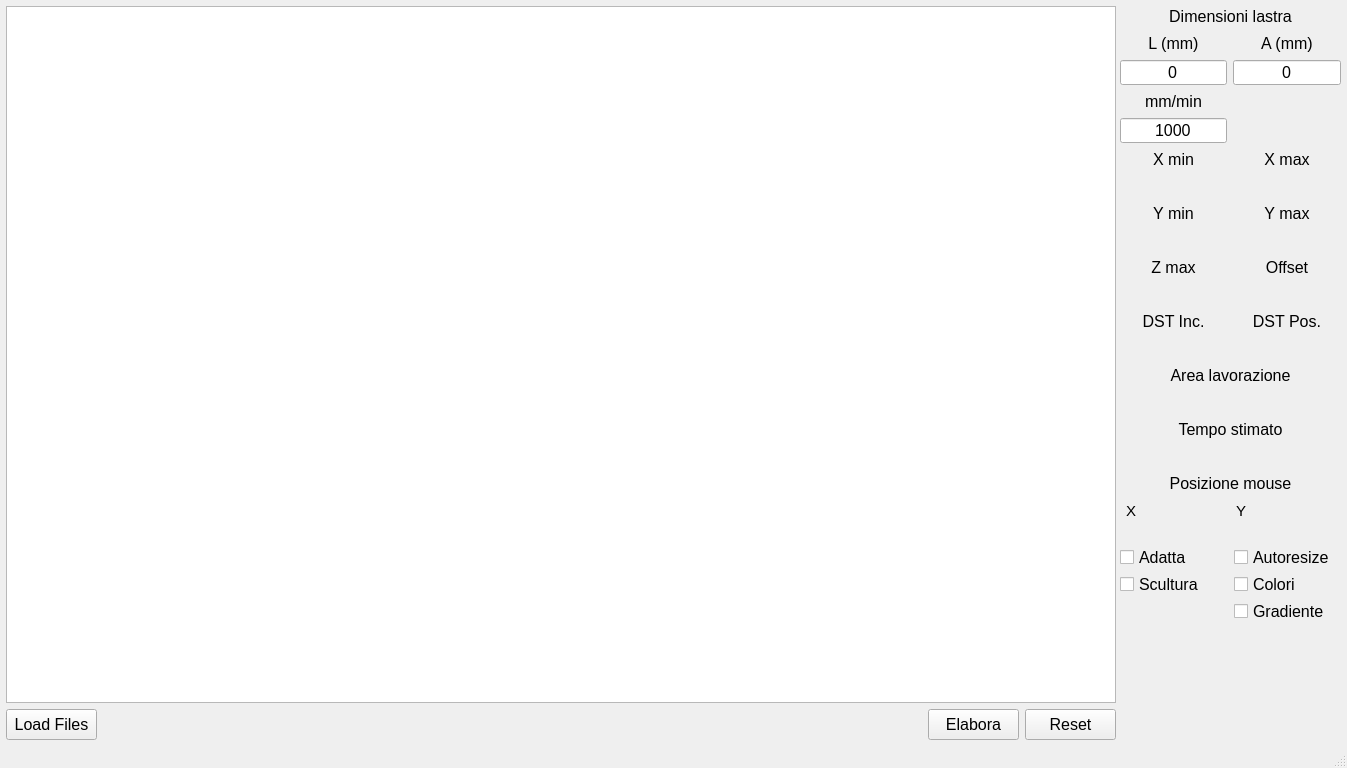
Before: the Qt Designer form IsoViewer.ui in LuigiCaradonna/isoviewer-for-helios-automazioni-cnc-cpp, drawn with Qt 5.
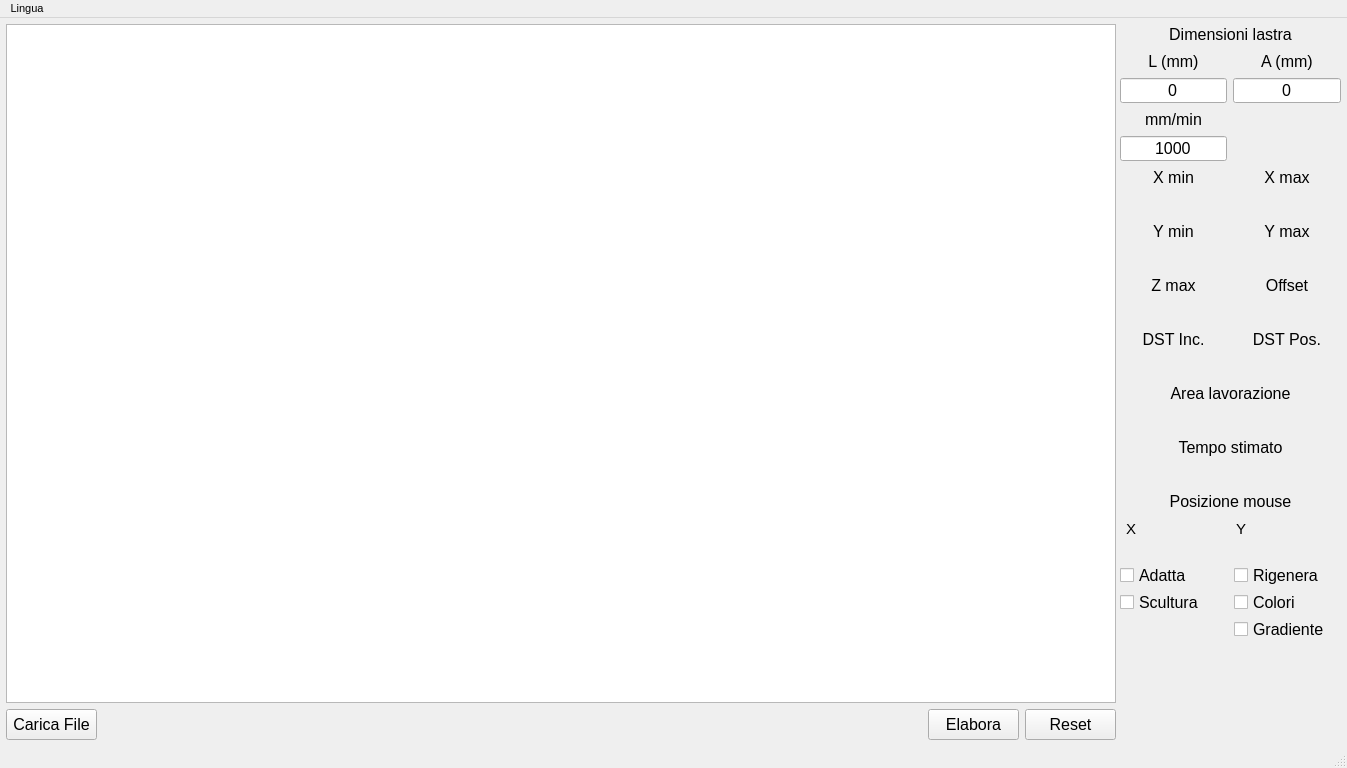
After: the same form once the commit is applied.

What changed in the file:
```diff
--- a/IsoViewer.ui
+++ b/IsoViewer.ui
@@ -117,7 +117,7 @@
               </font>
              </property>
              <property name="text">
-              <string>Load Files</string>
+              <string>Carica File</string>
              </property>
             </widget>
            </item>
@@ -1203,7 +1203,7 @@
               <string>Rigenera il disegno al ridimensionamento della finestra</string>
              </property>
              <property name="text">
-              <string>Autoresize</string>
+              <string>Rigenera</string>
              </property>
             </widget>
            </item>
@@ -1257,6 +1257,22 @@
    </layout>
   </widget>
   <widget class="QStatusBar" name="statusbar"/>
+  <widget class="QMenuBar" name="menuBar">
+   <property name="geometry">
+    <rect>
+     <x>0</x>
+     <y>0</y>
+     <width>1347</width>
+     <height>21</height>
+    </rect>
+   </property>
+   <widget class="QMenu" name="menuLingua">
+    <property name="title">
+     <string>Lingua</string>
+    </property>
+   </widget>
+   <addaction name="menuLingua"/>
+  </widget>
  </widget>
  <layoutdefault spacing="6" margin="11"/>
  <resources>
```
Left out of the diff: 69 changed lines with no effect on the pictures.
